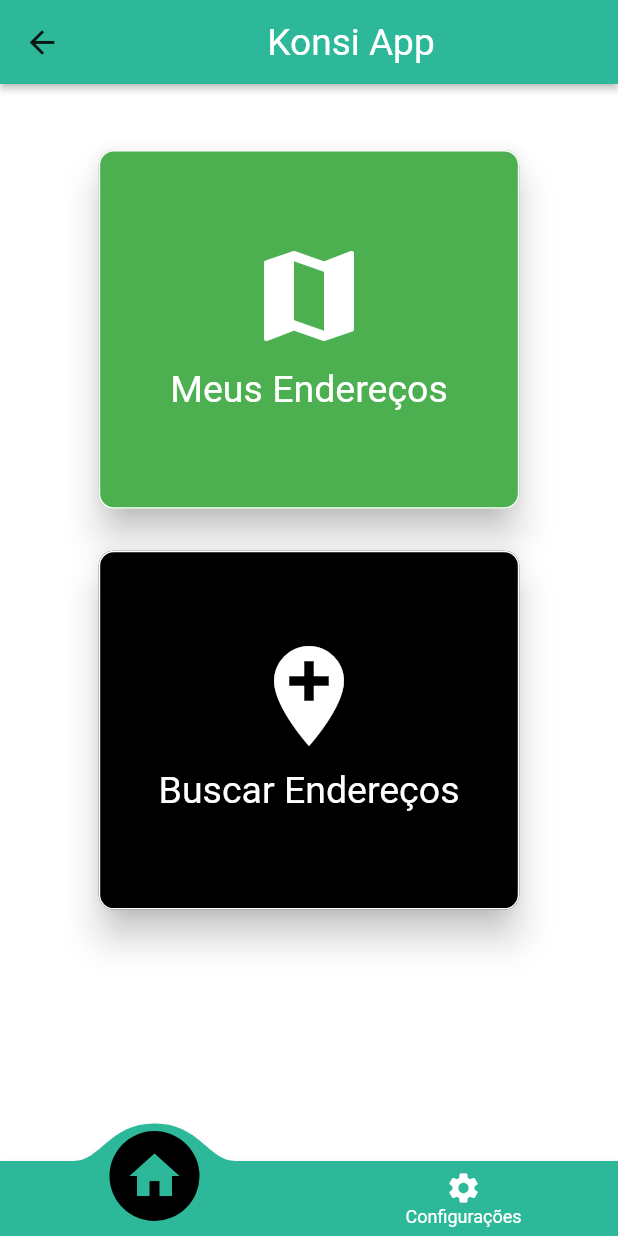
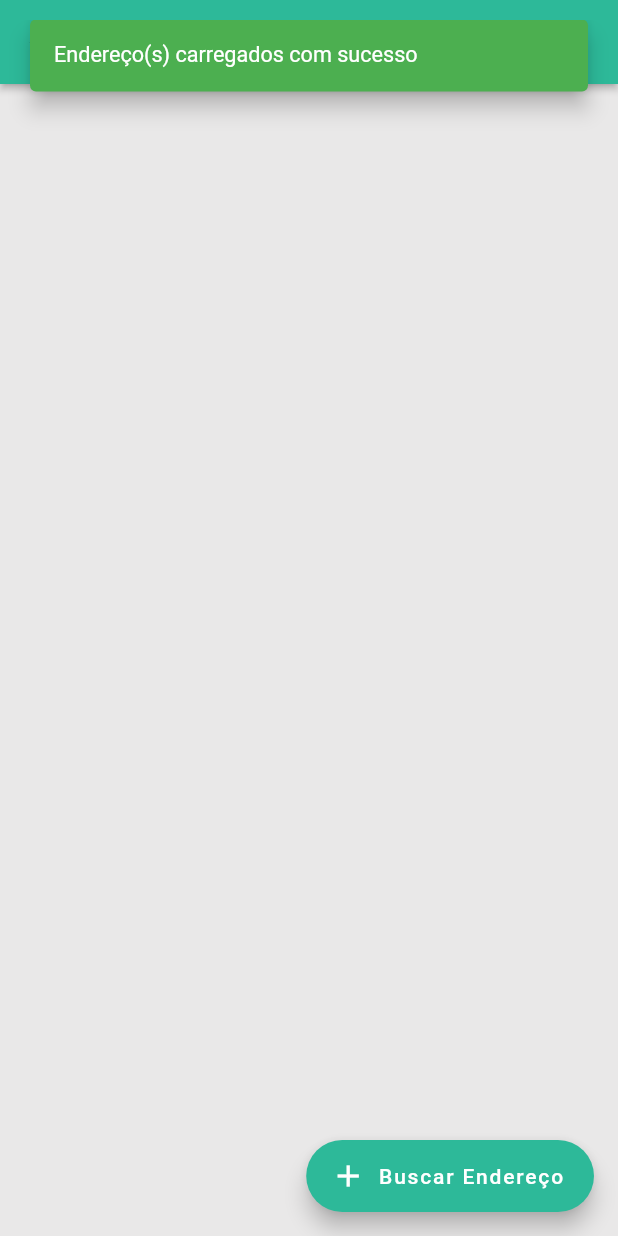
Before and after one commit to dimasmikael/konsi_app, a Flutter app: the HomePage screen opened by its route, after a tap on "Meus Endereços", on a phone screen of 412 x 824 dp. Run offline on Flutter 3.47's test engine with Material 2 defaults, Android fonts, the light colour scheme and no system bars; drawn by our look-alikes of convex_bottom_bar; our stand-ins replace animated_splash_screen, cloud_firestore, firebase_auth, firebase_core, flutter_platform_widgets, flutter_staggered_animations and 4 more; missing offline and left inert: map_location_picker; accounts and stored records are empty.

Commit message:
add meus endereços page

```diff
--- a/lib/app/routes/routes.dart
+++ b/lib/app/routes/routes.dart
@@ -1,5 +1,6 @@
 import 'package:flutter/material.dart';
 import 'package:konsi_app/app/ui/android/pages/address/address_search_page.dart';
+import 'package:konsi_app/app/ui/android/pages/address/my_address/my_address_page.dart';
 import 'package:konsi_app/app/ui/android/pages/auth/register_page.dart';
 import 'package:konsi_app/app/ui/android/pages/auth/sign_in_page.dart';
 import 'package:konsi_app/app/ui/android/pages/home/home_page.dart';
@@ -13,12 +14,14 @@ class Routes {
   static const String register = '/register';
   static const String home = '/home';
   static const String addressSearch = '/addressSearch';
+  static const String myAddress = '/myAddress';
 
   static final routes = <String, WidgetBuilder>{
     splash: (BuildContext context) => const InitialPage(),
     login: (BuildContext context) => const SigninPage(),
     register: (BuildContext context) => const RegistrationPage(),
     home: (BuildContext context) => const HomePage(),
-    addressSearch: (BuildContext context) =>  AddressSearchPage(),
+    addressSearch: (BuildContext context) =>  const AddressSearchPage(),
+    myAddress: (BuildContext context) =>  const MyAddressPage(),
   };
 }
--- a/lib/app/ui/android/components/alerts/alert.dart
+++ b/lib/app/ui/android/components/alerts/alert.dart
@@ -46,4 +46,6 @@ class Alert {
       ),
     );
   }
+
+
 }
--- /dev/null
+++ b/lib/app/ui/android/pages/address/my_address/my_address_page.dart
@@ -0,0 +1,181 @@
+import 'dart:async';
+
+import 'package:cloud_firestore/cloud_firestore.dart';
+import 'package:firebase_auth/firebase_auth.dart';
+import 'package:flutter/material.dart';
+import 'package:flutter/services.dart';
+import 'package:flutter_staggered_animations/flutter_staggered_animations.dart';
+import 'package:konsi_app/app/data/models/address_model.dart';
+import 'package:konsi_app/app/data/providers/address_provider.dart';
+import 'package:konsi_app/app/routes/routes.dart';
+import 'package:konsi_app/app/ui/android/components/appbar/custom_appbar.dart';
+import 'package:konsi_app/app/ui/android/components/widget_size_configuration/size_config.dart';
+import 'package:konsi_app/app/ui/android/pages/address/my_address/widget_my_adress/my_adress_item.dart';
+import 'package:provider/provider.dart';
+
+class MyAddressPage extends StatefulWidget {
+  const MyAddressPage({Key? key}) : super(key: key);
+
+  @override
+  State<MyAddressPage> createState() => _MyAddressPageState();
+}
+
+class _MyAddressPageState extends State<MyAddressPage> {
+  final _controllerStream = StreamController<QuerySnapshot>.broadcast();
+
+  String? _idUserLogged;
+
+  @override
+  void initState() {
+    //_initData();
+    super.initState();
+  }
+
+  @override
+  void didChangeDependencies() {
+    super.didChangeDependencies();
+
+    _initData();
+  }
+
+  _initData() async {
+    final addressProvider = Provider.of<AddressProvider>(context);
+    FirebaseAuth auth = FirebaseAuth.instance;
+    User loggedUser = auth.currentUser!;
+    _idUserLogged = loggedUser.uid;
+
+    WidgetsBinding.instance?.addPostFrameCallback(
+      (_) async {
+        // Execute callback if page is mounted
+        if (mounted) {
+          await addressProvider.loadAddress(
+              _idUserLogged!, _controllerStream, context);
+        }
+        ;
+      },
+    );
+
+    // Future.delayed(Duration.zero, () async {
+    //   await addressProvider
+    //       .loadAddress(_idUserLogged!, _controllerStream, context);
+    // });
+  }
+
+  Future? _showRemovalDialog(BuildContext context, String id) {
+    showDialog(
+      context: context,
+      builder: (context) {
+        return AlertDialog(
+          title: const Text("Confirmar"),
+          content: const Text("Deseja realmente excluir o endereço?"),
+          actions: <Widget>[
+            TextButton(
+              child: const Text(
+                "Cancelar",
+                style: TextStyle(color: Colors.green),
+              ),
+              onPressed: () {
+                Navigator.of(context).pop();
+              },
+            ),
+            Consumer<AddressProvider>(
+              builder: (context, removeAddress, child) {
+                return TextButton(
+                  child: const Text(
+                    "Remover",
+                    style: TextStyle(color: Colors.red),
+                  ),
+                  onPressed: () async {
+                    removeAddress.removeAddress(id, _idUserLogged!, context);
+                    Navigator.pop(context);
+                  },
+                );
+              },
+            ),
+          ],
+        );
+      },
+    );
+  }
+
+  @override
+  Widget build(BuildContext context) {
+    WidgetSizeConfig().init(context);
+
+    double width = WidgetSizeConfig.screenWidth!;
+    double height = WidgetSizeConfig.screenHeight!;
+    return Scaffold(
+      appBar: const CustomAppBar(text: 'Meus Endereços'),
+      body: StreamBuilder<QuerySnapshot>(
+        stream: _controllerStream.stream,
+        builder: (context, snapshot) {
+          switch (snapshot.connectionState) {
+            case ConnectionState.none:
+            case ConnectionState.waiting:
+              return Center(
+                child: LoadingWidget(),
+              );
+
+            case ConnectionState.active:
+            case ConnectionState.done:
+              if (snapshot.hasError) return const Text("Error loading data!");
+
+              QuerySnapshot? querySnapshot = snapshot.data;
+
+              return AnimationLimiter(
+                child: ListView.builder(
+                  padding: EdgeInsets.all(width / 30),
+                  physics: const BouncingScrollPhysics(
+                      parent: AlwaysScrollableScrollPhysics()),
+                  itemCount: querySnapshot!.docs.length,
+                  itemBuilder: (_, index) {
+                    List<DocumentSnapshot>? adresses =
+                        querySnapshot.docs.toList();
+                    DocumentSnapshot documentSnapshot = adresses[index];
+                    AddressModel address =
+                        AddressModel.fromDocumentSnapshot(documentSnapshot);
+
+                    print("address.address");
+                    print(address.address);
+
+                    return MyAddressItem(
+                      address: address,
+                      index,
+                      onPressedRemover: () {
+                        // _showRemovalDialog(context, address.id);
+                      },
+                    );
+
+
+                  },
+                ),
+              );
+          }
+        },
+      ),
+      floatingActionButton: FloatingActionButton.extended(
+        onPressed: () => Navigator.of(context).pushNamed(Routes.addressSearch),
+        label: const Text('Buscar Endereço'),
+        icon: const Icon(Icons.add),
+      ),
+    );
+  }
+}
+
+class LoadingWidget extends StatelessWidget {
+  LoadingWidget({Key? key}) : super(key: key);
+
+  @override
+  Widget build(BuildContext context) {
+    return Center(
+      child: Column(
+        children: const <Widget>[
+          Text("Carregando endereços"),
+          CircularProgressIndicator(
+            color: Colors.orangeAccent,
+          )
+        ],
+      ),
+    );
+  }
+}
--- a/lib/app/ui/android/pages/home/widgets_home_page/card_home_widget.dart
+++ b/lib/app/ui/android/pages/home/widgets_home_page/card_home_widget.dart
@@ -1,38 +1,35 @@
 import 'package:flutter/material.dart';
 import 'package:konsi_app/app/routes/routes.dart';
 import 'package:konsi_app/app/ui/android/components/card/custom_card.dart';
-
 
 class HomeCardWidget extends StatelessWidget {
   const HomeCardWidget({Key? key}) : super(key: key);
 
   @override
   Widget build(BuildContext context) {
-    return     Container(
+    return Container(
       margin: const EdgeInsets.only(top: 40),
       child: Padding(
         padding: const EdgeInsets.only(left: 20, right: 20),
         child: Column(
           mainAxisSize: MainAxisSize.min,
           children: <Widget>[
-            CustomCard (
+            CustomCard(
               icon: Icons.map,
               colorCard: Colors.green,
               colorIcon: Colors.white,
               text: "Meus Endereços",
               onTap: () {
-                Navigator.of(context).pushReplacementNamed(Routes.home);
-
+                Navigator.of(context).pushNamed(Routes.myAddress);
               },
             ),
-            CustomCard (
+            CustomCard(
               icon: Icons.add_location,
               colorCard: Colors.black,
               colorIcon: Colors.white,
               text: "Buscar Endereços",
               onTap: () {
                 Navigator.of(context).pushNamed(Routes.addressSearch);
-
               },
             ),
           ],
```
Also changed, not shown: lib/app/ui/android/pages/address/address_search_page.dart (+26 -13 lines), lib/app/ui/android/pages/address/my_address/widget_my_adress/my_adress_item.dart (added, +147 -0 lines), lib/app/ui/android/pages/home/widgets_home_page/list_home_widget.dart (deleted, +0 -93 lines), lib/app/ui/android/pages/address/address_page.dart (deleted).
